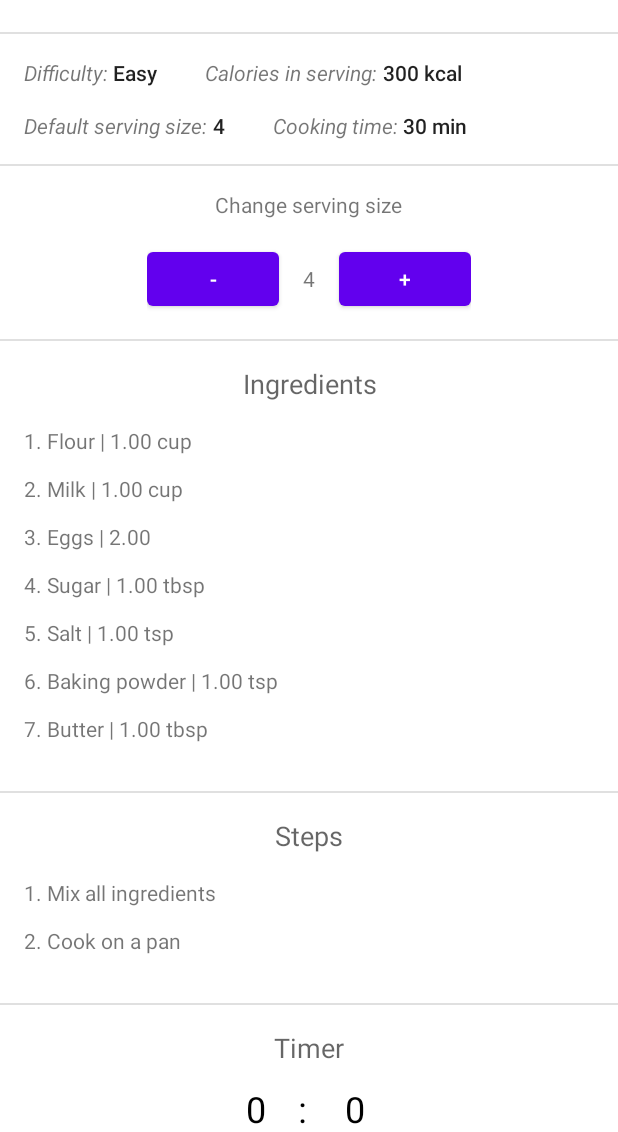
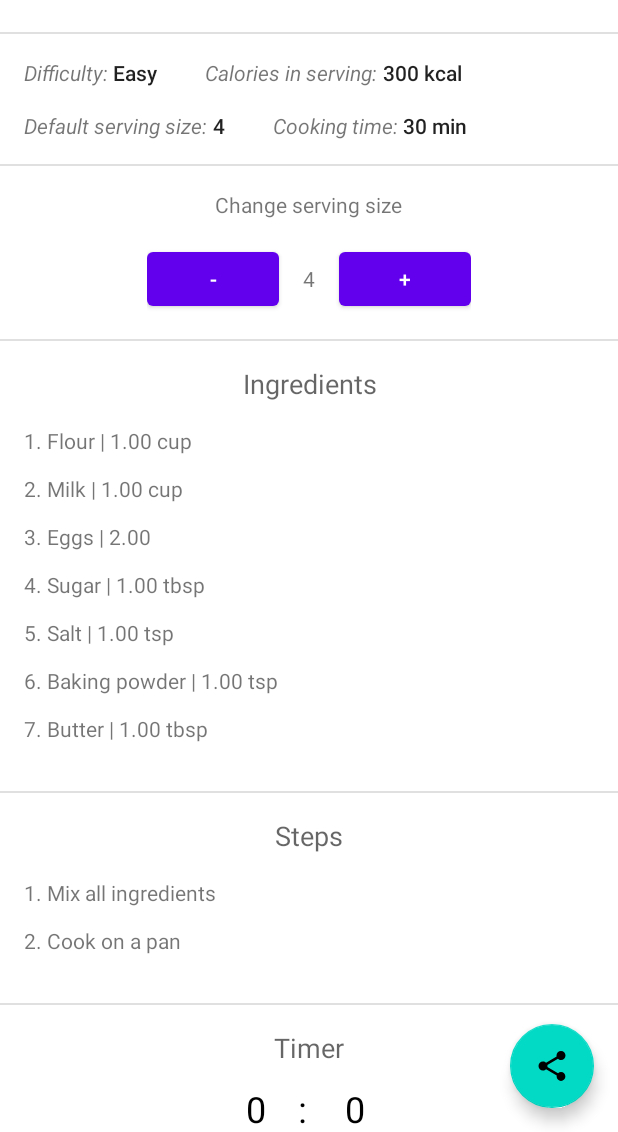
Before and after one commit to AdrianKokot/put-cooking-book, an Android app: the screen it shows after launch (DetailActivity), after a tap on an icon or button, on a phone screen of 412 x 824 dp, the part 104-1236 px from its top. Run offline under Robolectric (Android 15) with nearby library versions, the light colour scheme and no system bars; our stand-ins replace Room's generated code.

Commit message:
Add fab on recipe details fragment

```diff
--- a/app/build.gradle
+++ b/app/build.gradle
@@ -40,18 +40,17 @@ android {
 
 dependencies {
 
-    implementation 'androidx.core:core-ktx:1.7.0'
+    implementation 'androidx.core:core-ktx:1.9.0'
     implementation 'androidx.appcompat:appcompat:1.6.1'
     implementation 'com.google.android.material:material:1.8.0'
     implementation 'androidx.constraintlayout:constraintlayout:2.1.4'
     testImplementation 'junit:junit:4.13.2'
     androidTestImplementation 'androidx.test.ext:junit:1.1.5'
     androidTestImplementation 'androidx.test.espresso:espresso-core:3.5.1'
-
     def room_version = "2.5.1"
 
     implementation "androidx.room:room-runtime:$room_version"
 
     kapt "androidx.room:room-compiler:$room_version"
-//    ksp "androidx.room:room-compiler:$room_version"
+    implementation "androidx.room:room-ktx:2.5.1"
 }
--- a/app/src/main/java/com/example/cookingbook/IngredientsFragment.kt
+++ b/app/src/main/java/com/example/cookingbook/IngredientsFragment.kt
@@ -76,17 +76,7 @@ class IngredientsFragment : Fragment() {
             val recipe = this.recipe ?: return@post
             val servingSize = this.servingSize ?: return@post
 
-            view.findViewById<TextView>(R.id.ingredients).text =
-                recipe.ingredients.mapIndexed { index, ingredient ->
-                    "%d. %s | %.2f %s\n\t%s".format(
-                        index + 1,
-                        ingredient.name,
-                        ingredient.amount * servingSize / recipe.recipe.servingSize,
-                        ingredient.unit,
-                        ingredient.comment
-                    )
-                }.joinToString("\n")
-
+            view.findViewById<TextView>(R.id.ingredients).text = recipe.getIngredientsString(servingSize)
             view.findViewById<TextView>(R.id.serving_size).text = servingSize.toString()
         }
     }
--- a/app/src/main/java/com/example/cookingbook/RecipeDetailFragment.kt
+++ b/app/src/main/java/com/example/cookingbook/RecipeDetailFragment.kt
@@ -1,16 +1,24 @@
 package com.example.cookingbook
 
+import android.content.Intent
 import android.os.Bundle
+import android.view.View
 import android.widget.TextView
 import androidx.fragment.app.Fragment
 import com.example.cookingbook.data.AppDatabase
-import kotlinx.coroutines.GlobalScope
+import com.google.android.material.floatingactionbutton.FloatingActionButton
+import kotlinx.coroutines.CoroutineScope
+import kotlinx.coroutines.Dispatchers
+import kotlinx.coroutines.Job
 import kotlinx.coroutines.launch
 
 private const val ARG_RECIPE_ID = "recipeID"
 
 class RecipeDetailFragment : Fragment(R.layout.fragment_recipe_detail) {
     private var recipeId: Int? = null
+    private var recipeIngredientsShare: String = ""
+    private val job = Job()
+    private val uiScope = CoroutineScope(Dispatchers.IO + job)
 
     override fun onStart() {
         super.onStart()
@@ -22,17 +30,16 @@ class RecipeDetailFragment : Fragment(R.layout.fragment_recipe_detail) {
             return
         }
 
-        GlobalScope.launch {
+        uiScope.launch {
             val recipe = AppDatabase.getDatabase(requireContext()).recipeDao().getRecipe(recipeId)
+            recipeIngredientsShare = "Recipe: ${recipe.recipe.name}\nIngredients:\n${recipe.getIngredientsString()}"
             view.findViewById<TextView>(R.id.recipe_name).text = recipe.recipe.name
             view.findViewById<TextView>(R.id.recipe_difficulty).text = recipe.recipe.difficulty
             view.findViewById<TextView>(R.id.recipe_calories).text = recipe.recipe.calories.toString() + " kcal"
             view.findViewById<TextView>(R.id.recipe_cooking_time).text = recipe.recipe.cookingTime.toString() + " min"
             view.findViewById<TextView>(R.id.recipe_serving_size).text = recipe.recipe.servingSize.toString()
-            view.findViewById<TextView>(R.id.cooking_steps).text =
-                recipe.steps.mapIndexed { index, step -> "%d. %s".format((index + 1), step.content) }
-                    .joinToString("\n\n")
-
+            view.findViewById<TextView>(R.id.cooking_steps).text = recipe.getStepsString()
+            view.findViewById<FloatingActionButton?>(R.id.fab)?.setOnClickListener(::onFabClick)
         }
     }
 
@@ -61,6 +68,22 @@ class RecipeDetailFragment : Fragment(R.layout.fragment_recipe_detail) {
             .commit()
     }
 
+    override fun onDestroy() {
+        job.cancel()
+        super.onDestroy()
+    }
+
+    private fun onFabClick(view: View) {
+        val sendIntent: Intent = Intent().apply {
+            action = Intent.ACTION_SEND
+            putExtra(Intent.EXTRA_TEXT, recipeIngredientsShare)
+            type = "text/plain"
+        }
+
+        val shareIntent = Intent.createChooser(sendIntent, "Share recipe")
+        startActivity(shareIntent)
+    }
+
     companion object {
         @JvmStatic
         fun newInstance(recipeId: Int) = RecipeDetailFragment().apply {
--- a/app/src/main/java/com/example/cookingbook/data/daos/Recipe.kt
+++ b/app/src/main/java/com/example/cookingbook/data/daos/Recipe.kt
@@ -14,7 +14,7 @@ interface RecipeDao {
 
     @Transaction
     @Query("SELECT * FROM recipe WHERE uid = :recipeId")
-    fun getRecipe(recipeId: Int): RecipeWithStepsAndIngredients
+    suspend fun getRecipe(recipeId: Int): RecipeWithStepsAndIngredients
 
     @Transaction
     @Insert(onConflict = OnConflictStrategy.REPLACE)
--- a/app/src/main/java/com/example/cookingbook/data/entities/Recipe.kt
+++ b/app/src/main/java/com/example/cookingbook/data/entities/Recipe.kt
@@ -36,9 +36,32 @@ data class Recipe(
 }
 
 data class RecipeWithStepsAndIngredients(
-    @Embedded val recipe: Recipe, @Relation(
+    @Embedded
+    val recipe: Recipe,
+    @Relation(
         entity = RecipeStep::class, parentColumn = "uid", entityColumn = "recipeId"
-    ) val steps: List<RecipeStep>, @Relation(
+    )
+    val steps: List<RecipeStep>,
+    @Relation(
         entity = RecipeIngredient::class, parentColumn = "uid", entityColumn = "recipeId"
-    ) val ingredients: List<RecipeIngredient>
-)
+    )
+    val ingredients: List<RecipeIngredient>
+
+) {
+    fun getIngredientsString(servingSize: Int = recipe.servingSize): String {
+        return ingredients.mapIndexed { index, ingredient ->
+            "%d. %s | %.2f %s\n\t%s".format(
+                index + 1,
+                ingredient.name,
+                ingredient.amount * servingSize / recipe.servingSize,
+                ingredient.unit,
+                ingredient.comment
+            )
+        }.joinToString("\n")
+    }
+
+    fun getStepsString(): String {
+        return steps.mapIndexed { index, step -> "%d. %s".format((index + 1), step.content) }
+            .joinToString("\n\n")
+    }
+}
--- /dev/null
+++ b/app/src/main/res/drawable/baseline_share_24.xml
@@ -0,0 +1,5 @@
+<vector android:height="24dp"
+    android:viewportHeight="24" android:viewportWidth="24"
+    android:width="24dp" xmlns:android="http://schemas.android.com/apk/res/android">
+    <path android:fillColor="@android:color/white" android:pathData="M18,16.08c-0.76,0 -1.44,0.3 -1.96,0.77L8.91,12.7c0.05,-0.23 0.09,-0.46 0.09,-0.7s-0.04,-0.47 -0.09,-0.7l7.05,-4.11c0.54,0.5 1.25,0.81 2.04,0.81 1.66,0 3,-1.34 3,-3s-1.34,-3 -3,-3 -3,1.34 -3,3c0,0.24 0.04,0.47 0.09,0.7L8.04,9.81C7.5,9.31 6.79,9 6,9c-1.66,0 -3,1.34 -3,3s1.34,3 3,3c0.79,0 1.5,-0.31 2.04,-0.81l7.12,4.16c-0.05,0.21 -0.08,0.43 -0.08,0.65 0,1.61 1.31,2.92 2.92,2.92 1.61,0 2.92,-1.31 2.92,-2.92s-1.31,-2.92 -2.92,-2.92z"/>
+</vector>
--- /dev/null
+++ b/app/src/main/res/layout-large/activity_detail.xml
@@ -0,0 +1,6 @@
+<?xml version="1.0" encoding="utf-8"?>
+<FrameLayout
+        android:id="@+id/fragment_container"
+        xmlns:android="http://schemas.android.com/apk/res/android"
+        android:layout_width="match_parent"
+        android:layout_height="match_parent"/>
--- /dev/null
+++ b/app/src/main/res/layout-large/fragment_ingredients.xml
@@ -0,0 +1,60 @@
+<?xml version="1.0" encoding="utf-8"?>
+<LinearLayout xmlns:android="http://schemas.android.com/apk/res/android"
+              xmlns:tools="http://schemas.android.com/tools"
+              android:layout_width="match_parent"
+              android:layout_height="wrap_content"
+              tools:context=".IngredientsFragment"
+              android:orientation="vertical"
+              android:gravity="center_horizontal">
+
+    <TextView
+            android:layout_width="wrap_content"
+            android:layout_height="wrap_content"
+            android:text="Change serving size"
+            android:layout_marginVertical="?attr/listPreferredItemPaddingStart"/>
+
+    <LinearLayout
+            android:orientation="horizontal"
+            android:layout_width="wrap_content"
+            android:layout_height="wrap_content">
+
+        <Button
+                android:layout_width="wrap_content"
+                android:layout_height="wrap_content"
+                android:text="-"
+                android:id="@+id/decrement_serving_size"/>
+
+        <TextView
+                android:layout_width="wrap_content"
+                android:layout_height="wrap_content"
+                android:text="Serving Size: "
+                android:id="@+id/serving_size"
+                android:layout_marginHorizontal="?attr/listPreferredItemPaddingStart"/>
+
+        <Button
+                android:layout_width="wrap_content"
+                android:layout_height="wrap_content"
+                android:text="+"
+                android:id="@+id/increment_serving_size"/>
+    </LinearLayout>
+
+    <com.google.android.material.divider.MaterialDivider
+            android:layout_width="match_parent"
+            android:layout_height="wrap_content"
+            android:layout_marginVertical="?attr/listPreferredItemPaddingStart"/>
+
+    <TextView
+            android:textAlignment="center"
+            android:layout_width="match_parent"
+            android:layout_height="wrap_content"
+            android:textAppearance="@style/TextAppearance.AppCompat.Medium"
+            android:text="Ingredients"/>
+
+    <TextView
+            android:layout_width="match_parent"
+            android:layout_height="wrap_content"
+            android:id="@+id/ingredients"
+            android:layout_marginHorizontal="?attr/listPreferredItemPaddingStart"
+            android:layout_marginVertical="?attr/listPreferredItemPaddingStart"/>
+
+</LinearLayout>
--- /dev/null
+++ b/app/src/main/res/layout-large/fragment_recipe_detail.xml
@@ -0,0 +1,133 @@
+<?xml version="1.0" encoding="utf-8"?>
+<ScrollView xmlns:android="http://schemas.android.com/apk/res/android"
+            xmlns:tools="http://schemas.android.com/tools"
+            android:layout_width="match_parent"
+            android:layout_height="match_parent"
+            tools:context=".RecipeDetailFragment">
+
+    <LinearLayout
+            android:orientation="vertical"
+            android:layout_width="match_parent"
+            android:layout_height="match_parent">
+
+        <TextView
+                android:textAlignment="center"
+                android:layout_width="match_parent"
+                android:layout_height="wrap_content"
+                android:id="@+id/recipe_name"
+                android:textAppearance="@style/TextAppearance.AppCompat.Large"
+                android:text="test"
+                android:layout_marginVertical="?attr/listPreferredItemPaddingStart"/>
+
+        <com.google.android.material.divider.MaterialDivider
+                android:layout_width="match_parent"
+                android:layout_height="wrap_content"/>
+
+        <LinearLayout
+                android:layout_width="match_parent"
+                android:layout_height="wrap_content"
+                android:orientation="horizontal"
+                android:layout_marginTop="?attr/listPreferredItemPaddingStart"
+                android:layout_marginHorizontal="?attr/listPreferredItemPaddingStart">
+
+            <TextView
+                    android:layout_width="wrap_content"
+                    android:layout_height="wrap_content"
+                    android:text="Difficulty: "
+                    android:textStyle="italic"/>
+
+            <TextView
+                    android:layout_width="wrap_content"
+                    android:layout_height="wrap_content"
+                    android:id="@+id/recipe_difficulty"
+                    android:layout_marginEnd="?attr/listPreferredItemPaddingEnd"
+                    android:textAppearance="@style/TextAppearance.AppCompat.Body2"/>
+
+            <TextView
+                    android:layout_marginStart="?attr/listPreferredItemPaddingEnd"
+                    android:layout_width="wrap_content"
+                    android:layout_height="wrap_content"
+                    android:text="Calories in serving: "
+                    android:textStyle="italic"/>
+
+            <TextView
+                    android:layout_width="wrap_content"
+                    android:layout_height="wrap_content"
+                    android:id="@+id/recipe_calories"
+                    android:textAppearance="@style/TextAppearance.AppCompat.Body2"/>
+        </LinearLayout>
+
+        <LinearLayout
+                android:layout_width="match_parent"
+                android:layout_height="wrap_content"
+                android:orientation="horizontal"
+                android:layout_marginVertical="?attr/listPreferredItemPaddingStart"
+                android:layout_marginHorizontal="?attr/listPreferredItemPaddingStart">
+
+            <TextView
+                    android:layout_width="wrap_content"
+                    android:layout_height="wrap_content"
+                    android:text="Default serving size: "
+                    android:textStyle="italic"/>
+
+            <TextView
+                    android:layout_width="wrap_content"
+                    android:layout_height="wrap_content"
+                    android:id="@+id/recipe_serving_size"
+                    android:layout_marginEnd="?attr/listPreferredItemPaddingEnd"
+                    android:textAppearance="@style/TextAppearance.AppCompat.Body2"/>
+
+            <TextView
+                    android:layout_marginStart="?attr/listPreferredItemPaddingEnd"
+                    android:layout_width="wrap_content"
+                    android:layout_height="wrap_content"
+                    android:text="Cooking time: "
+                    android:textStyle="italic"/>
+
+            <TextView
+                    android:layout_width="wrap_content"
+                    android:layout_height="wrap_content"
+                    android:id="@+id/recipe_cooking_time"
+                    android:textAppearance="@style/TextAppearance.AppCompat.Body2"/>
+        </LinearLayout>
+
+        <com.google.android.material.divider.MaterialDivider
+                android:layout_width="match_parent"
+                android:layout_height="wrap_content"/>
+
+        <FrameLayout
+                android:id="@+id/ingredients_fragment_container"
+                android:layout_width="match_parent"
+                android:layout_height="wrap_content"/>
+
+        <com.google.android.material.divider.MaterialDivider
+                android:layout_width="match_parent"
+                android:layout_height="wrap_content"
+                android:layout_marginBottom="?attr/listPreferredItemPaddingStart"/>
+
+        <TextView
+                android:textAlignment="center"
+                android:layout_width="match_parent"
+                android:layout_height="wrap_content"
+                android:textAppearance="@style/TextAppearance.AppCompat.Medium"
+                android:text="Steps"/>
+
+        <TextView
+                android:layout_width="match_parent"
+                android:layout_height="match_parent"
+                android:id="@+id/cooking_steps"
+                android:layout_marginHorizontal="?attr/listPreferredItemPaddingStart"
+                android:layout_marginVertical="?attr/listPreferredItemPaddingStart"/>
+
+        <com.google.android.material.divider.MaterialDivider
+                android:layout_width="match_parent"
+                android:layout_height="wrap_content"
+                android:layout_marginTop="?attr/listPreferredItemPaddingStart"/>
+
+        <FrameLayout
+                android:id="@+id/timer_fragment_container"
+                android:layout_width="match_parent"
+                android:layout_height="wrap_content"/>
+    </LinearLayout>
+
+</ScrollView>
--- /dev/null
+++ b/app/src/main/res/layout-large/fragment_recipe_list.xml
@@ -0,0 +1,7 @@
+<?xml version="1.0" encoding="utf-8"?>
+<ScrollView xmlns:android="http://schemas.android.com/apk/res/android"
+             xmlns:tools="http://schemas.android.com/tools"
+             android:layout_width="match_parent"
+             android:layout_height="match_parent"
+             tools:context=".RecipeListFragment">
+</ScrollView>
--- /dev/null
+++ b/app/src/main/res/layout-large/fragment_timer.xml
@@ -0,0 +1,87 @@
+<?xml version="1.0" encoding="utf-8"?>
+<LinearLayout xmlns:android="http://schemas.android.com/apk/res/android"
+              xmlns:tools="http://schemas.android.com/tools"
+              android:layout_width="match_parent"
+              android:layout_height="wrap_content"
+              xmlns:app="http://schemas.android.com/apk/res-auto"
+              android:orientation="vertical"
+              android:gravity="center_horizontal"
+              tools:context=".TimerFragment"
+              android:layout_marginVertical="?attr/listPreferredItemPaddingStart">
+
+    <TextView
+            android:layout_width="match_parent"
+            android:layout_height="wrap_content"
+            android:textAlignment="center"
+            android:textAppearance="@style/TextAppearance.AppCompat.Medium"
+            android:text="Timer"
+            />
+
+    <LinearLayout
+            android:layout_width="match_parent"
+            android:layout_height="wrap_content"
+            android:gravity="center_horizontal"
+            android:orientation="horizontal"
+            android:layout_marginVertical="?attr/listPreferredItemPaddingStart">
+
+        <EditText
+                android:layout_width="wrap_content"
+                android:layout_height="wrap_content"
+                android:id="@+id/timer_minutes"
+                android:inputType="time"
+                android:text="0"
+                style="@style/Widget.Material3.MaterialTimePicker.Display.TextInputEditText"
+                android:textAlignment="center"
+                android:textSize="24sp"
+                android:minWidth="32dp"/>
+
+        <TextView
+                android:layout_width="wrap_content"
+                android:layout_height="wrap_content"
+                android:textSize="24sp"
+                style="@style/Widget.Material3.MaterialTimePicker.Display.Divider"
+                android:text=":"/>
+
+        <EditText
+                android:layout_width="wrap_content"
+                android:layout_height="wrap_content"
+                android:id="@+id/timer_seconds"
+                android:inputType="number"
+                style="@style/Widget.Material3.MaterialTimePicker.Display.TextInputEditText"
+                android:textSize="24sp"
+                android:text="0"
+                android:textAlignment="center"
+                android:minWidth="64dp"/>
+
+    </LinearLayout>
+
+    <LinearLayout
+            android:layout_width="match_parent"
+            android:layout_height="wrap_content"
+            android:orientation="horizontal"
+            android:gravity="center_horizontal">
+
+        <Button
+                android:layout_width="wrap_content"
+                android:layout_height="wrap_content"
+                app:icon="@drawable/baseline_play_arrow_24"
+                style="@style/Widget.Material3.Button.IconButton.Filled"
+                android:id="@+id/start_timer_button"/>
+
+        <Button
+                android:layout_width="wrap_content"
+                android:layout_height="wrap_content"
+                app:icon="@drawable/baseline_pause_24"
+                style="@style/Widget.Material3.Button.IconButton.Filled"
+                android:id="@+id/pause_timer_button"/>
+
+        <Button
+                android:layout_width="wrap_content"
+                android:layout_height="wrap_content"
+                app:icon="@drawable/baseline_stop_24"
+                style="@style/Widget.Material3.Button.IconButton.Filled"
+                android:id="@+id/stop_timer_button"/>
+
+    </LinearLayout>
+
+</LinearLayout>
--- a/app/src/main/res/layout/fragment_recipe_detail.xml
+++ b/app/src/main/res/layout/fragment_recipe_detail.xml
@@ -1,5 +1,10 @@
 <?xml version="1.0" encoding="utf-8"?>
-<ScrollView xmlns:android="http://schemas.android.com/apk/res/android"
+<androidx.coordinatorlayout.widget.CoordinatorLayout
+        xmlns:android="http://schemas.android.com/apk/res/android"
+        android:layout_width="match_parent"
+        android:layout_height="match_parent">
+
+    <ScrollView
             xmlns:tools="http://schemas.android.com/tools"
             android:layout_width="match_parent"
             android:layout_height="match_parent"
@@ -8,7 +13,7 @@
         <LinearLayout
                 android:orientation="vertical"
                 android:layout_width="match_parent"
-            android:layout_height="match_parent">
+                android:layout_height="wrap_content">
 
             <TextView
                     android:textAlignment="center"
@@ -131,3 +136,14 @@
         </LinearLayout>
 
     </ScrollView>
+
+    <com.google.android.material.floatingactionbutton.FloatingActionButton
+            android:layout_width="wrap_content"
+            android:layout_height="wrap_content"
+            android:id="@+id/fab"
+            android:layout_gravity="bottom|end"
+            android:layout_margin="16dp"
+            android:src="@drawable/baseline_share_24"
+            android:contentDescription="@string/fab_content_desc"/>
+
+</androidx.coordinatorlayout.widget.CoordinatorLayout>
--- a/app/src/main/res/values/strings.xml
+++ b/app/src/main/res/values/strings.xml
@@ -2,4 +2,5 @@
     <string name="app_name">Cooking Book</string>
     <!-- TODO: Remove or change this placeholder text -->
     <string name="hello_blank_fragment">Hello blank fragment</string>
+    <string name="fab_content_desc">share</string>
 </resources>
```
Also changed, not shown: app/src/main/java/com/example/cookingbook/DetailActivity.kt (+7 -1 lines). Lines whose indentation alone changed are shown as unchanged.
